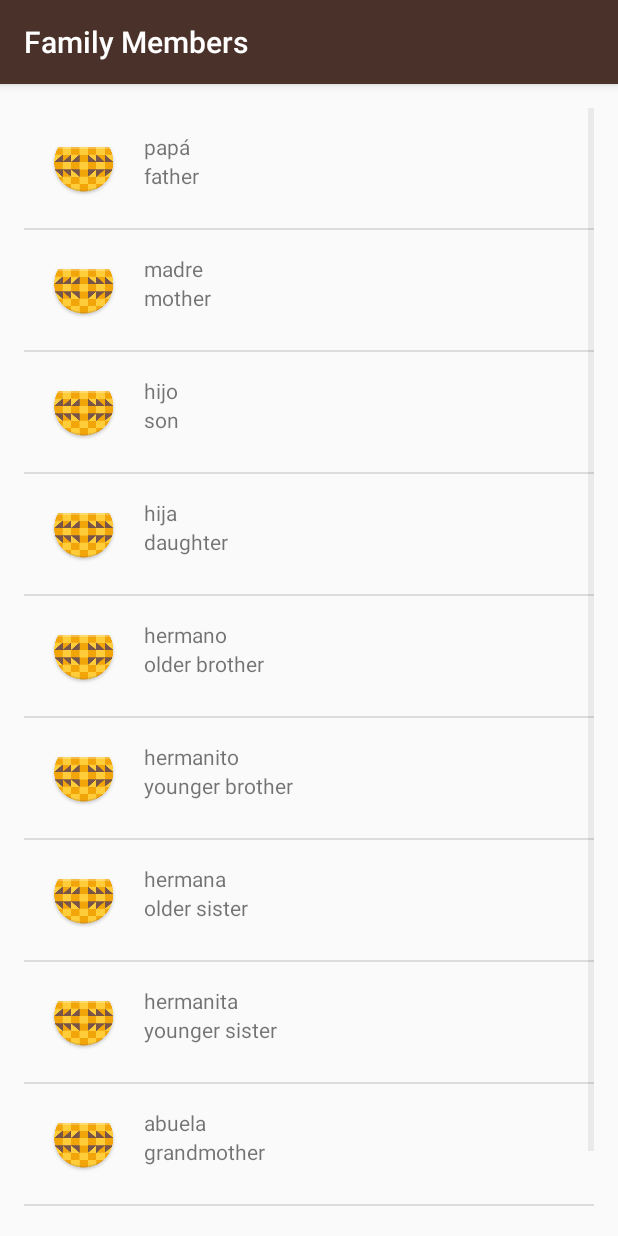
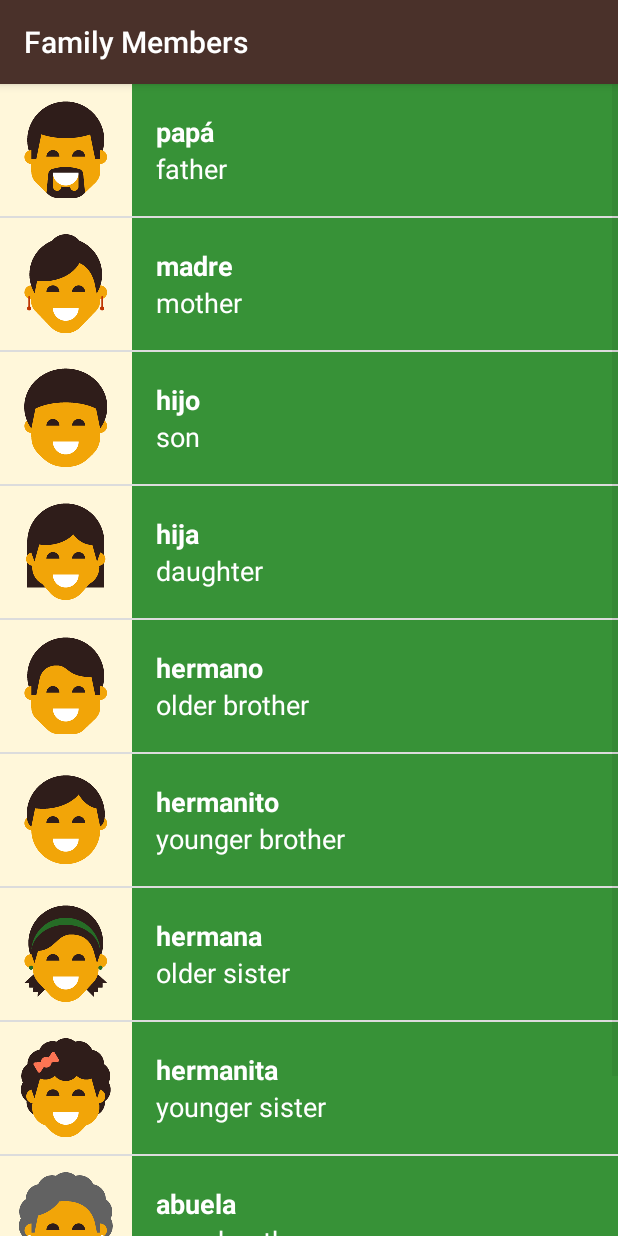
Before and after one commit to davidnuno/Spanish, an Android app: the FamilyActivity screen opened directly, with no data from a screen before it, on a phone screen of 412 x 824 dp. Run offline under Robolectric (Android 15) with nearby library versions, the phone set to English and light mode, and no system bars.

Commit message:
Background colors, text, images done.

```diff
--- a/app/src/main/java/com/example/android/Spanish/ColorsActivity.java
+++ b/app/src/main/java/com/example/android/Spanish/ColorsActivity.java
@@ -15,17 +15,20 @@ public class ColorsActivity extends AppCompatActivity {
 
         // Create a list of words
         ArrayList<Word> words = new ArrayList<>();
-        words.add(new Word("red", "rojo"));
-        words.add(new Word("yellow", "amarillo"));
-        words.add(new Word("green", "verde"));
-        words.add(new Word("brown", "cafe"));
-        words.add(new Word("gray", "gris"));
-        words.add(new Word("black", "negro"));
-        words.add(new Word("white", "blanco"));
+
+        //Add the new words with translations and images, if any.
+        words.add(new Word("red", "rojo", R.drawable.color_red));
+        words.add(new Word("dusty yellow", "amarillo polvoriento", R.drawable.color_dusty_yellow));
+        words.add(new Word("mustard yellow", "amarillo mostaza", R.drawable.color_mustard_yellow));
+        words.add(new Word("green", "verde", R.drawable.color_green));
+        words.add(new Word("brown", "cafe", R.drawable.color_brown));
+        words.add(new Word("gray", "gris", R.drawable.color_gray));
+        words.add(new Word("black", "negro", R.drawable.color_black));
+        words.add(new Word("white", "blanco", R.drawable.color_white));
 
         // Create an {@link WordAdapter}, whose data source is a list of {@link Word}s. The
         // adapter knows how to create list items for each item in the list.
-        WordAdapter adapter = new WordAdapter(this, words);
+        WordAdapter adapter = new WordAdapter(this, words, R.color.category_colors);
 
         // Find the {@link ListView} object in the view hierarchy of the {@link Activity}.
         // There should be a {@link ListView} with the view ID called list, which is declared in the
--- a/app/src/main/java/com/example/android/Spanish/FamilyActivity.java
+++ b/app/src/main/java/com/example/android/Spanish/FamilyActivity.java
@@ -14,21 +14,23 @@ public class FamilyActivity extends AppCompatActivity {
         setContentView(R.layout.word_list);
 
         // Create a list of words
-        ArrayList<Word> words = new ArrayList<Word>();
-        words.add(new Word("father", "papá"));
-        words.add(new Word("mother", "madre"));
-        words.add(new Word("son", "hijo"));
-        words.add(new Word("daughter", "hija"));
-        words.add(new Word("older brother", "hermano"));
-        words.add(new Word("younger brother", "hermanito"));
-        words.add(new Word("older sister", "hermana"));
-        words.add(new Word("younger sister", "hermanita"));
-        words.add(new Word("grandmother ", "abuela"));
-        words.add(new Word("grandfather", "abuelo"));
+        ArrayList<Word> words = new ArrayList<>();
+
+        //Add the new words with translations and images, if any.
+        words.add(new Word("father", "papá", R.drawable.family_father));
+        words.add(new Word("mother", "madre", R.drawable.family_mother));
+        words.add(new Word("son", "hijo", R.drawable.family_son));
+        words.add(new Word("daughter", "hija", R.drawable.family_daughter));
+        words.add(new Word("older brother", "hermano", R.drawable.family_older_brother));
+        words.add(new Word("younger brother", "hermanito", R.drawable.family_younger_brother));
+        words.add(new Word("older sister", "hermana", R.drawable.family_older_sister));
+        words.add(new Word("younger sister", "hermanita", R.drawable.family_younger_sister));
+        words.add(new Word("grandmother ", "abuela", R.drawable.family_grandmother));
+        words.add(new Word("grandfather", "abuelo", R.drawable.family_grandfather));
 
         // Create an {@link WordAdapter}, whose data source is a list of {@link Word}s. The
         // adapter knows how to create list items for each item in the list.
-        WordAdapter adapter = new WordAdapter(this, words);
+        WordAdapter adapter = new WordAdapter(this, words, R.color.category_family);
 
         // Find the {@link ListView} object in the view hierarchy of the {@link Activity}.
         // There should be a {@link ListView} with the view ID called list, which is declared in the
--- a/app/src/main/java/com/example/android/Spanish/NumbersActivity.java
+++ b/app/src/main/java/com/example/android/Spanish/NumbersActivity.java
@@ -5,8 +5,6 @@ import android.support.v7.app.AppCompatActivity;
 import android.widget.ListView;
 
 import java.util.ArrayList;
-
-import static com.example.android.Spanish.R.id.words;
 
 public class NumbersActivity extends AppCompatActivity {
 
@@ -17,6 +15,8 @@ public class NumbersActivity extends AppCompatActivity {
 
         // Create a list of words
         ArrayList<Word> words = new ArrayList<>();
+
+        //Add the new words with translations and images, if any.
         words.add(new Word("one", "uno", R.drawable.number_one));
         words.add(new Word("two", "dos", R.drawable.number_two));
         words.add(new Word("three", "tres", R.drawable.number_three));
@@ -26,11 +26,11 @@ public class NumbersActivity extends AppCompatActivity {
         words.add(new Word("seven", "siete", R.drawable.number_seven));
         words.add(new Word("eight", "ocho", R.drawable.number_eight));
         words.add(new Word("nine", "nueve", R.drawable.number_nine));
-        words.add(new Word("ten", "dies", R.drawable.number_ten));
+        words.add(new Word("ten", "diez", R.drawable.number_ten));
 
         // Create an {@link WordAdapter}, whose data source is a list of {@link Word}s. The
         // adapter knows how to create list items for each item in the list.
-        WordAdapter adapter = new WordAdapter(this, words);
+        WordAdapter adapter = new WordAdapter(this, words, R.color.category_numbers);
 
         // Find the {@link ListView} object in the view hierarchy of the {@link Activity}.
         // There should be a {@link ListView} with the view ID called list, which is declared in the
--- a/app/src/main/java/com/example/android/Spanish/PhrasesActivity.java
+++ b/app/src/main/java/com/example/android/Spanish/PhrasesActivity.java
@@ -14,7 +14,9 @@ public class PhrasesActivity extends AppCompatActivity {
         setContentView(R.layout.word_list);
 
         // Create a list of words
-        ArrayList<Word> words = new ArrayList<Word>();
+        ArrayList<Word> words = new ArrayList<>();
+
+        //Add the new words with translations and images, if any.
         words.add(new Word("Where are you going?", "¿A donde vas?"));
         words.add(new Word("What is your name?", "¿Como te llamas?"));
         words.add(new Word("My name is...", "Me llamo..."));
@@ -28,7 +30,7 @@ public class PhrasesActivity extends AppCompatActivity {
 
         // Create an {@link WordAdapter}, whose data source is a list of {@link Word}s. The
         // adapter knows how to create list items for each item in the list.
-        WordAdapter adapter = new WordAdapter(this, words);
+        WordAdapter adapter = new WordAdapter(this, words, R.color.category_phrases);
 
         // Find the {@link ListView} object in the view hierarchy of the {@link Activity}.
         // There should be a {@link ListView} with the view ID called list, which is declared in the
--- a/app/src/main/java/com/example/android/Spanish/Word.java
+++ b/app/src/main/java/com/example/android/Spanish/Word.java
@@ -2,25 +2,29 @@ package com.example.android.Spanish;
 
 /**
  * {@link Word} represents a vocabulary word that the user wants to learn.
- * It contains a default translation and a Miwok translation for that word.
+ * It contains a default translation, a Miwok translation, and an image for that word.
  */
 public class Word {
 
+    /**
+     * Constant value that represents no image was provided for this word
+     */
+    private static final int NO_IMAGE_PROVIDED = -1;
     /** Default translation for the word */
     private String mDefaultTranslation;
-
-    /** Spanish translation for the word */
+    /** Miwok translation for the word */
     private String mSpanishTranslation;
-
-    /** Image Resource ID */
-    private int mImageResourceID;
+    /**
+     * Image resource ID for the word
+     */
+    private int mImageResourceId = NO_IMAGE_PROVIDED;
 
     /**
      * Create a new Word object.
      *
      * @param defaultTranslation is the word in a language that the user is already familiar with
      *                           (such as English)
-     * @param spanishTranslation is the word in the Spanish language
+     * @param spanishTranslation is the word in the Miwok language
      */
     public Word(String defaultTranslation, String spanishTranslation) {
         mDefaultTranslation = defaultTranslation;
@@ -33,35 +37,40 @@ public class Word {
      * @param defaultTranslation is the word in a language that the user is already familiar with
      *                           (such as English)
      * @param spanishTranslation is the word in the Spanish language
+     * @param imageResourceId is the drawable resource ID for the image associated with the word
+     *
      */
-    public Word(String defaultTranslation, String spanishTranslation, int imageResourceID) {
+    public Word(String defaultTranslation, String spanishTranslation, int imageResourceId) {
         mDefaultTranslation = defaultTranslation;
         mSpanishTranslation = spanishTranslation;
-        mImageResourceID    = imageResourceID;
+        mImageResourceId = imageResourceId;
     }
 
     /**
      * Get the default translation of the word.
      */
     public String getDefaultTranslation() {
-
         return mDefaultTranslation;
     }
 
     /**
-     * Get the Spanish translation of the word.
+     * Get the Miwok translation of the word.
      */
     public String getSpanishTranslation() {
-
         return mSpanishTranslation;
     }
 
     /**
-     * Get the image resource ID of the word.
+     * Return the image resource ID of the word.
      */
-    public int getmImageResourceID() {
-
-        return mImageResourceID;
+    public int getImageResourceId() {
+        return mImageResourceId;
     }
 
+    /**
+     * Returns whether or not there is an image for this word.
+     */
+    public boolean hasImage() {
+        return mImageResourceId != NO_IMAGE_PROVIDED;
+    }
 }
--- a/app/src/main/java/com/example/android/Spanish/WordAdapter.java
+++ b/app/src/main/java/com/example/android/Spanish/WordAdapter.java
@@ -1,10 +1,13 @@
 package com.example.android.Spanish;
 
 import android.content.Context;
+import android.graphics.Color;
+import android.support.v4.content.ContextCompat;
 import android.view.LayoutInflater;
 import android.view.View;
 import android.view.ViewGroup;
 import android.widget.ArrayAdapter;
+import android.widget.ImageView;
 import android.widget.TextView;
 
 import java.util.ArrayList;
@@ -16,13 +19,20 @@ import java.util.ArrayList;
 public class WordAdapter extends ArrayAdapter<Word>  {
 
     /**
+     * Resource ID for the background color for this list of words
+     */
+    private int mColorResourceId;
+
+    /**
      * Create a new {@link WordAdapter} object.
      *
      * @param context is the current context (i.e. Activity) that the adapter is being created in.
      * @param words is the list of {@link Word}s to be displayed.
+     * @param colorResourceId is the resource ID for the background color for this list of words
      */
-    public WordAdapter(Context context, ArrayList<Word> words) {
+    public WordAdapter(Context context, ArrayList<Word> words, int colorResourceId) {
         super(context, 0, words);
+        mColorResourceId = colorResourceId;
     }
 
     @Override
@@ -38,10 +48,10 @@ public class WordAdapter extends ArrayAdapter<Word>  {
         Word currentWord = getItem(position);
 
         // Find the TextView in the list_item.xml layout with the ID spanish_text_view.
-        TextView miwokTextView = (TextView) listItemView.findViewById(R.id.spanish_text_view);
-        // Get the Miwok translation from the currentWord object and set this text on
-        // the Miwok TextView.
-        miwokTextView.setText(currentWord.getSpanishTranslation());
+        TextView spanishTextView = (TextView) listItemView.findViewById(R.id.spanish_text_view);
+        // Get the Spanish translation from the currentWord object and set this text on
+        // the Spanish TextView.
+        spanishTextView.setText(currentWord.getSpanishTranslation());
 
         // Find the TextView in the list_item.xml layout with the ID default_text_view.
         TextView defaultTextView = (TextView) listItemView.findViewById(R.id.default_text_view);
@@ -49,6 +59,26 @@ public class WordAdapter extends ArrayAdapter<Word>  {
         // the default TextView.
         defaultTextView.setText(currentWord.getDefaultTranslation());
 
+        // Find the ImageView in the list_item.xml layout with the ID image.
+        ImageView imageView = (ImageView) listItemView.findViewById(R.id.image);
+        // Check if an image is provided for this word or not
+        if (currentWord.hasImage()) {
+            // If an image is available, display the provided image based on the resource ID
+            imageView.setImageResource(currentWord.getImageResourceId());
+            // Make sure the view is visible
+            imageView.setVisibility(View.VISIBLE);
+        } else {
+            // Otherwise hide the ImageView (set visibility to GONE)
+            imageView.setVisibility(View.GONE);
+        }
+
+        // Set the theme color for the list item
+        View textContainer = listItemView.findViewById(R.id.text_container);
+        // Find the color that the resource ID maps to
+        int color = ContextCompat.getColor(getContext(), mColorResourceId);
+        // Set the background color of the text container View
+        textContainer.setBackgroundColor(color);
+
         // Return the whole list item layout (containing 2 TextViews) so that it can be shown in
         // the ListView.
         return listItemView;
--- a/app/src/main/res/layout/list_item.xml
+++ b/app/src/main/res/layout/list_item.xml
@@ -1,11 +1,8 @@
 <?xml version="1.0" encoding="utf-8"?><!-- Copyright (C) 2016 The Android Open Source Project
-
      Licensed under the Apache License, Version 2.0 (the "License");
      you may not use this file except in compliance with the License.
      You may obtain a copy of the License at
-
           http://www.apache.org/licenses/LICENSE-2.0
-
      Unless required by applicable law or agreed to in writing, software
      distributed under the License is distributed on an "AS IS" BASIS,
      WITHOUT WARRANTIES OR CONDITIONS OF ANY KIND, either express or implied.
@@ -15,34 +12,42 @@
 <LinearLayout xmlns:android="http://schemas.android.com/apk/res/android"
     xmlns:tools="http://schemas.android.com/tools"
     android:layout_width="match_parent"
-    android:layout_height="match_parent"
-    android:orientation="horizontal"
-    android:padding="16dp">
+    android:layout_height="wrap_content"
+    android:background="@color/tan_background"
+    android:minHeight="@dimen/list_item_height"
+    android:orientation="horizontal">
 
     <ImageView
-        android:id="@+id/image_view"
-        android:layout_width="wrap_content"
-        android:layout_height="wrap_content"
-        android:src="@mipmap/ic_launcher" />
+        android:id="@+id/image"
+        android:layout_width="@dimen/list_item_height"
+        android:layout_height="@dimen/list_item_height" />
 
     <LinearLayout
-        android:id="@+id/words"
-        android:layout_width="wrap_content"
-        android:layout_height="wrap_content"
-        android:paddingLeft="16dp"
-        android:orientation="vertical">
+        android:id="@+id/text_container"
+        android:layout_width="match_parent"
+        android:layout_height="match_parent"
+        android:orientation="vertical"
+        android:paddingLeft="16dp">
 
         <TextView
             android:id="@+id/spanish_text_view"
             android:layout_width="match_parent"
-            android:layout_height="wrap_content"
+            android:layout_height="0dp"
+            android:layout_weight="1"
+            android:gravity="bottom"
+            android:textAppearance="?android:textAppearanceMedium"
+            android:textColor="@android:color/white"
+            android:textStyle="bold"
             tools:text="uno" />
 
         <TextView
             android:id="@+id/default_text_view"
             android:layout_width="match_parent"
-            android:layout_height="wrap_content"
+            android:layout_height="0dp"
+            android:layout_weight="1"
+            android:gravity="top"
+            android:textAppearance="?android:textAppearanceMedium"
+            android:textColor="@android:color/white"
             tools:text="one" />
     </LinearLayout>
-
 </LinearLayout>
--- a/app/src/main/res/layout/word_list.xml
+++ b/app/src/main/res/layout/word_list.xml
@@ -16,10 +16,6 @@
 <ListView xmlns:android="http://schemas.android.com/apk/res/android"
     xmlns:tools="http://schemas.android.com/tools"
     android:id="@+id/list"
-    android:orientation="vertical"
     android:layout_width="match_parent"
     android:layout_height="match_parent"
-    android:paddingBottom="@dimen/activity_vertical_margin"
-    android:paddingLeft="@dimen/activity_horizontal_margin"
-    android:paddingRight="@dimen/activity_horizontal_margin"
-    android:paddingTop="@dimen/activity_vertical_margin" />
+    android:orientation="vertical" />
--- a/app/src/main/res/values/dimens.xml
+++ b/app/src/main/res/values/dimens.xml
@@ -16,6 +16,4 @@
     <!-- Height of each list item -->
     <dimen name="list_item_height">88dp</dimen>
     <!-- Default screen margins, per the Android Design guidelines. -->
-    <dimen name="activity_horizontal_margin">16dp</dimen>
-    <dimen name="activity_vertical_margin">16dp</dimen>
 </resources>
```
